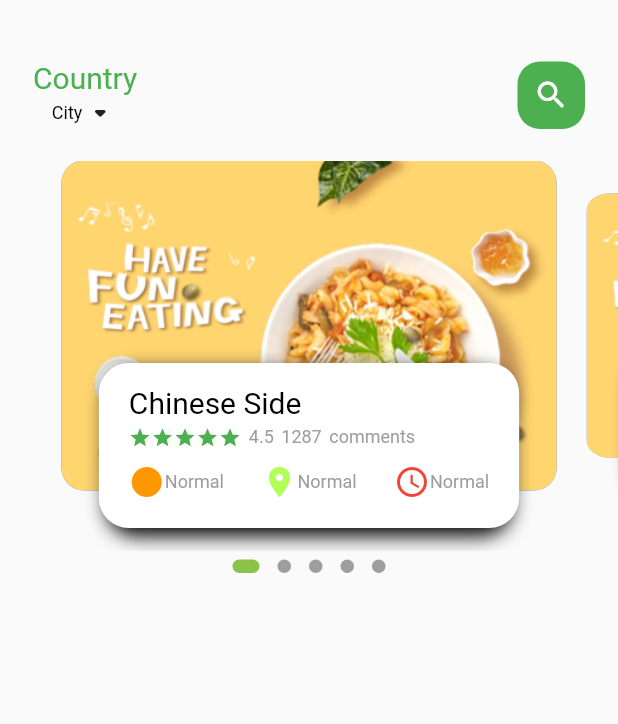
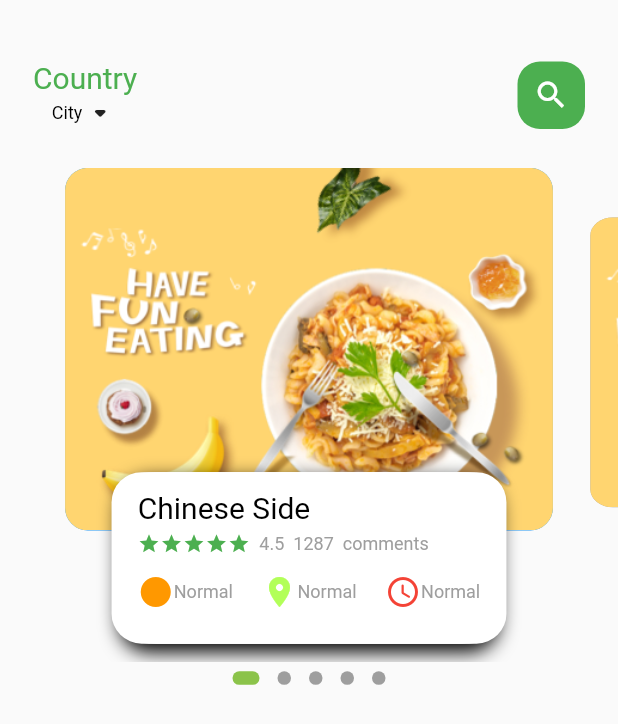
Before and after one commit to justcena/food-delivery, a Flutter app: the screen it shows after launch, on a phone screen of 412 x 824 dp. Shown: the top 724 px of the screen. Run offline on Flutter 3.47's test engine with Material 2 defaults, Android fonts, the phone set to English and light mode, and no system bars; drawn by our look-alikes of dots_indicator; our stand-ins replace get; Roboto replaces fonts that are missing (Cormorant).

Commit message:
create dimension class for adaptive screen

```diff
--- a/lib/home/food_page_body.dart
+++ b/lib/home/food_page_body.dart
@@ -1,5 +1,6 @@
 import 'package:dots_indicator/dots_indicator.dart';
 import 'package:flutter/material.dart';
+import 'package:food_delivery/utils/dimensions.dart';
 import 'package:food_delivery/widgets/widget_icon_with_text.dart';
 import 'package:food_delivery/widgets/widget_text_big.dart';
 import 'package:food_delivery/widgets/widget_text_small.dart';
@@ -15,7 +16,7 @@ class _FoodPageBodyState extends State<FoodPageBody> {
   PageController pageController = PageController(viewportFraction: 0.85);
   var _currentPageValue = 0.0;
   double _scaleFactor = 0.8;
-  double _height = 220.0;
+  double _height = Dimentions.pageView;
 
   @override
   void initState() {
@@ -37,8 +38,8 @@ class _FoodPageBodyState extends State<FoodPageBody> {
     return Column(
       children: [
         Container(
-          margin: const EdgeInsets.only(top: 20),
-          height: 260,
+          margin: EdgeInsets.only(top: Dimentions.customHeight20),
+          height: Dimentions.pageView,
           child: PageView.builder(
               controller: pageController,
               itemCount: 5,
@@ -71,7 +72,6 @@ class _FoodPageBodyState extends State<FoodPageBody> {
     } else if (position == _currentPageValue.floor() + 1) {
       var currentScale = _scaleFactor +
           (_currentPageValue - position + 1) * (1 - _scaleFactor);
-      var currentTransfer = _height * (1 - currentScale) * 2;
       var heightTransfer = _height * (1 - currentScale) * 2 / 4;
       matrix = Matrix4.diagonal3Values(1, currentScale, 1);
       matrix = Matrix4.diagonal3Values(1, currentScale, 1)
@@ -79,7 +79,6 @@ class _FoodPageBodyState extends State<FoodPageBody> {
     } else if (position == _currentPageValue.floor() - 1) {
       var currentScale =
           1 - (_currentPageValue - position) * (1 - _scaleFactor);
-      var currentTransfer = _height * (1 - currentScale) * 2;
       var heightTransfer = _height * (1 - currentScale) * 2 / 4;
       matrix = Matrix4.diagonal3Values(1, currentScale, 1);
       matrix = Matrix4.diagonal3Values(1, currentScale, 1)
@@ -94,10 +93,10 @@ class _FoodPageBodyState extends State<FoodPageBody> {
       child: Stack(
         children: [
           Container(
-            height: 220,
-            margin: const EdgeInsets.only(
-              left: 10,
-              right: 10,
+            height: Dimentions.pageViewContainer,
+            margin: EdgeInsets.only(
+              left: Dimentions.customHeight10,
+              right: Dimentions.customHeight10,
             ),
             decoration: BoxDecoration(
                 borderRadius: BorderRadius.circular(15),
@@ -109,8 +108,11 @@ class _FoodPageBodyState extends State<FoodPageBody> {
           Align(
             alignment: Alignment.bottomCenter,
             child: Container(
-              height: 110,
-              margin: const EdgeInsets.only(left: 40, right: 40, bottom: 15),
+              height: Dimentions.pageViewTextContainer,
+              margin: EdgeInsets.only(
+                  left: Dimentions.customHeight40,
+                  right: Dimentions.customHeight40,
+                  bottom: Dimentions.customHeight10),
               decoration: BoxDecoration(
                   color: Colors.white,
                   borderRadius: BorderRadius.circular(20),
@@ -123,12 +125,15 @@ class _FoodPageBodyState extends State<FoodPageBody> {
                     BoxShadow(color: Colors.white, offset: Offset(5, 0))
                   ]),
               child: Container(
-                padding: const EdgeInsets.only(top: 15, left: 15, right: 15),
+                padding: EdgeInsets.only(
+                    top: Dimentions.customHeight10,
+                    left: Dimentions.customHeight10,
+                    right: Dimentions.customHeight10),
                 child: Column(
                   crossAxisAlignment: CrossAxisAlignment.start,
                   children: [
                     WidgetTextBig(text: 'Chinese Side', color: Colors.black),
-                    const SizedBox(height: 4),
+                    SizedBox(height: Dimentions.customHeight4),
                     Row(
                       children: [
                         Wrap(
@@ -137,15 +142,15 @@ class _FoodPageBodyState extends State<FoodPageBody> {
                               (index) => const Icon(Icons.star,
                                   color: Colors.green, size: 15)),
                         ),
-                        const SizedBox(width: 5),
+                        SizedBox(width: Dimentions.customHeight5),
                         WidgetTextSmall(text: '4.5'),
-                        const SizedBox(width: 5),
+                        SizedBox(width: Dimentions.customHeight5),
                         WidgetTextSmall(text: '1287'),
-                        const SizedBox(width: 5),
+                        SizedBox(width: Dimentions.customHeight5),
                         WidgetTextSmall(text: 'comments'),
                       ],
                     ),
-                    const SizedBox(height: 10),
+                    SizedBox(height: Dimentions.customHeight10),
                     Row(
                       mainAxisAlignment: MainAxisAlignment.spaceBetween,
                       children: const [
--- a/lib/home/main_food_page.dart
+++ b/lib/home/main_food_page.dart
@@ -13,6 +13,9 @@ class MainFoodPage extends StatefulWidget {
 class _MainFoodPageState extends State<MainFoodPage> {
   @override
   Widget build(BuildContext context) {
+    print(MediaQuery.of(context).size.height);
+    // print(Dimentions.pageViewContainer);
+
     return Scaffold(
       body: Column(
         children: [
--- a/lib/main.dart
+++ b/lib/main.dart
@@ -1,5 +1,6 @@
 import 'package:flutter/material.dart';
 import 'package:food_delivery/home/main_food_page.dart';
+import 'package:get/get.dart';
 
 void main() {
   runApp(const MyApp());
@@ -11,7 +12,7 @@ class MyApp extends StatelessWidget {
   // This widget is the root of your application.
   @override
   Widget build(BuildContext context) {
-    return MaterialApp(
+    return GetMaterialApp(
       debugShowCheckedModeBanner: false,
       title: 'Flutter Demo',
       theme: ThemeData(
--- /dev/null
+++ b/lib/utils/dimensions.dart
@@ -0,0 +1,18 @@
+import 'package:get/get.dart';
+
+class Dimentions {
+  static double screenHeight = Get.context!.height;
+  static double screenWidth = Get.context!.width;
+
+  static double pageView = screenHeight / 2.5;
+  static double pageViewContainer = screenHeight / 3.41;
+  static double pageViewTextContainer = screenHeight / 7.21;
+
+  static double customHeight4 = screenHeight / 170.0;
+  static double customHeight5 = screenHeight / 136.6;
+  static double customHeight10 = screenHeight / 66.0;
+  static double customHeight15 = screenHeight / 45.5;
+  static double customHeight20 = screenHeight / 33.0;
+  static double customHeight40 = screenHeight / 17.0;
+
+}
--- a/pubspec.yaml
+++ b/pubspec.yaml
@@ -29,6 +29,7 @@ environment:
 dependencies:
   flutter:
     sdk: flutter
+  get: ^4.6.1
   dots_indicator: ^2.0.0
 
   # The following adds the Cupertino Icons font to your application.
```
Also changed, not shown: pubspec.lock.
